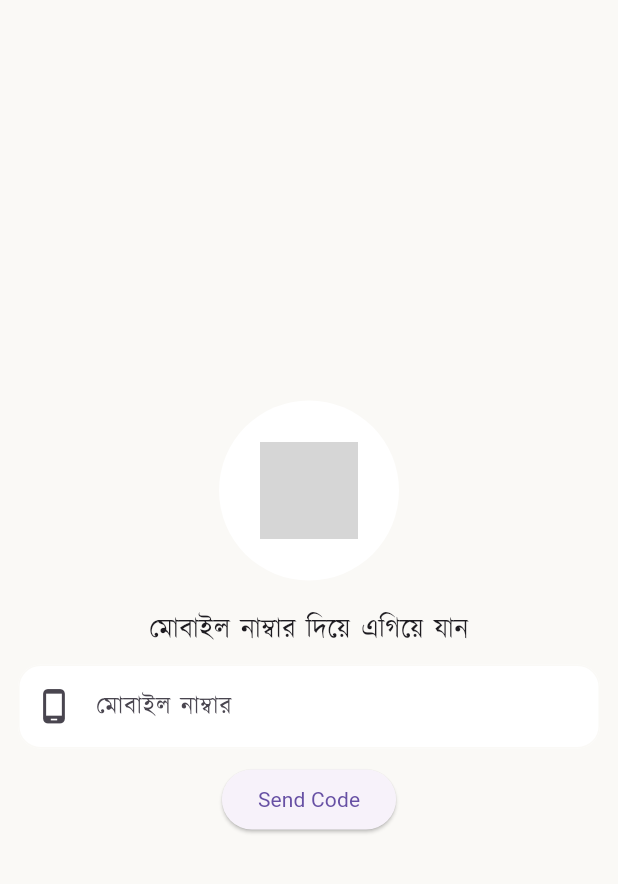
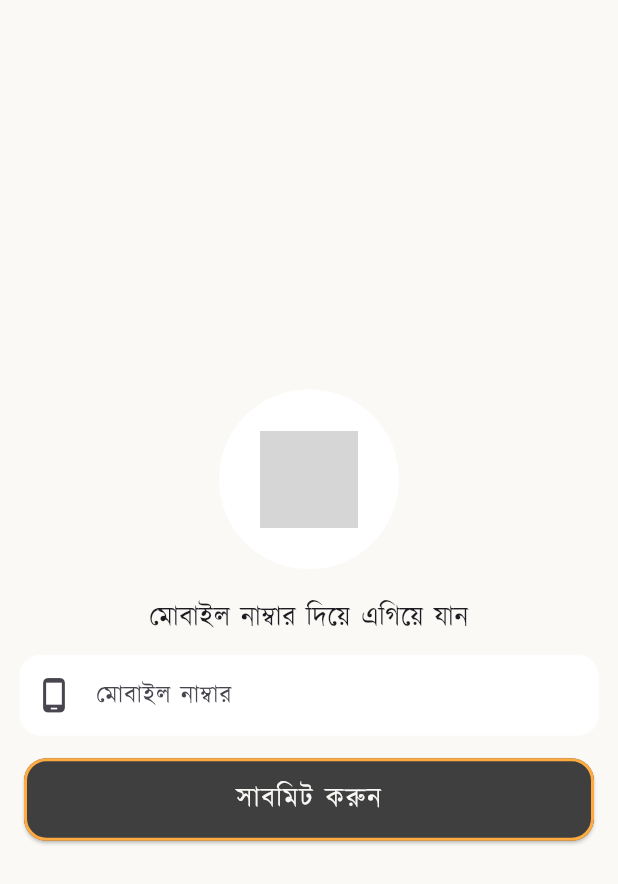
Before and after one commit to fmsohag1/tutor_kit, a Flutter app: the screen it shows after launch, on a phone screen of 412 x 824 dp. Shown: the top 884 px of the screen. Run offline on Flutter 3.47's test engine with Material 2 defaults, Android fonts, the light colour scheme and no system bars; our stand-ins replace firebase_auth, firebase_core, get, icons_plus, pinput; accounts and stored records are empty; grey boxes are pictures that could not be loaded.

Commit message:
phone authentication completedd

```diff
--- a/lib/screens/auth_screens/phone_screen.dart
+++ b/lib/screens/auth_screens/phone_screen.dart
@@ -52,7 +52,7 @@ class _PhoneScreenState extends State<PhoneScreen> {
   }
 
   void _userLogin() async {
-    String mobile = phoneController.text;
+    String mobile = "+88"+phoneController.text;
     if (mobile == "") {
       Get.snackbar(
         "Please enter the mobile number!",
@@ -92,8 +92,8 @@ class _PhoneScreenState extends State<PhoneScreen> {
               SizedBox(height: 10,),
               CustomTextField(controller: phoneController,hint: txtMobileNo, obsecure: false, preffixIcon: Icons.phone_android_outlined, type: TextInputType.phone),
               SizedBox(height: 10,),
-              // CustomButton(onPress: _userLogin, text: txtSubmit, color: buttonColor),
-              ElevatedButton(onPressed: _userLogin, child: Text("Send Code"))
+              CustomButton(onPress: _userLogin, text: txtSubmit, color: buttonColor),
+              // ElevatedButton(onPressed: _userLogin, child: Text("Send Code")),
             ],
           ),
         ),
```
